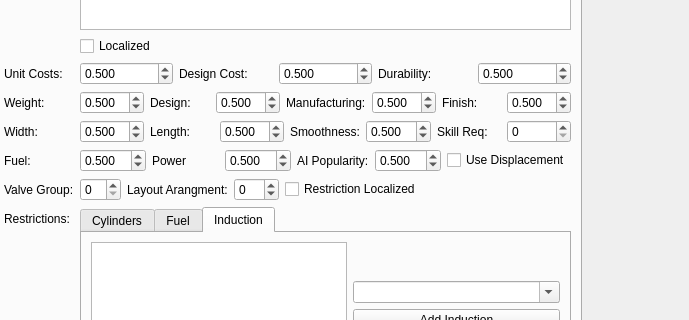
Qt form ComponentsEditor.ui (gearcity/GearCity_ModTools) before a commit; both pictures show x 591 to 1280 and y 299 to 619 of the 1280 by 763 pixel window.
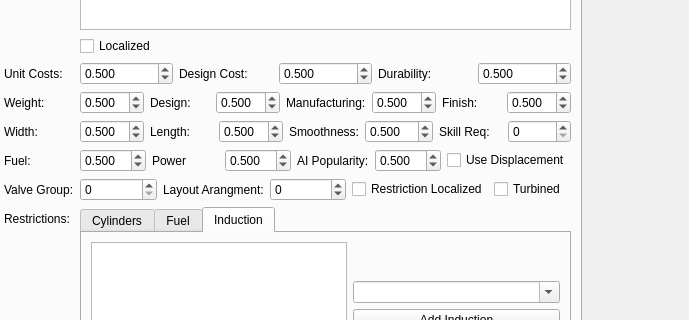
The same form after that commit. The open tabs and pages were chosen to show the change.

```diff
--- a/ComponentsEditor.ui
+++ b/ComponentsEditor.ui
@@ -1804,6 +1804,9 @@
              <property name="decimals">
               <number>3</number>
              </property>
+             <property name="minimum">
+              <double>-10.000000000000000</double>
+             </property>
              <property name="singleStep">
               <double>0.010000000000000</double>
              </property>
@@ -1966,17 +1969,11 @@
             </widget>
            </item>
            <item>
-            <spacer name="horizontalSpacer_7">
-             <property name="orientation">
-              <enum>Qt::Horizontal</enum>
+            <widget class="QCheckBox" name="checkBox_enginelayout_turbine">
+             <property name="text">
+              <string>Turbined</string>
              </property>
-             <property name="sizeHint" stdset="0">
-              <size>
-               <width>40</width>
-               <height>20</height>
-              </size>
-             </property>
-            </spacer>
+            </widget>
            </item>
           </layout>
          </item>
```
Left out of the diff: 71 changed lines with no effect on the pictures.
